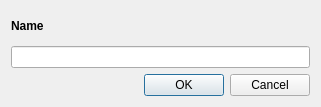
Above: oat/views/ui/ui_add_collection_dialog.ui from Oli4/oat before the change. Below: the same form after it.
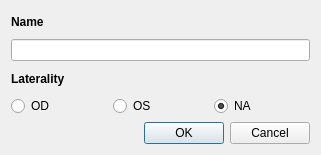
That is the form after the change.

Commit message: Collections have laterality information; Dropdowns switch to newly created items

The edit to the form file:
```diff
--- a/oat/views/ui/ui_add_collection_dialog.ui
+++ b/oat/views/ui/ui_add_collection_dialog.ui
@@ -7,7 +7,7 @@
                 <x>0</x>
                 <y>0</y>
                 <width>321</width>
-                <height>107</height>
+    <height>155</height>
             </rect>
         </property>
         <property name="windowTitle">
@@ -34,6 +34,51 @@
                     </item>
                 </layout>
             </item>
+   <item>
+    <layout class="QVBoxLayout" name="verticalLayout_2">
+     <item>
+      <widget class="QLabel" name="label_2">
+       <property name="font">
+        <font>
+         <weight>75</weight>
+         <bold>true</bold>
+        </font>
+       </property>
+       <property name="text">
+        <string>Laterality</string>
+       </property>
+      </widget>
+     </item>
+     <item>
+      <layout class="QHBoxLayout" name="horizontalLayout">
+       <item>
+        <widget class="QRadioButton" name="od_button">
+         <property name="text">
+          <string>OD</string>
+         </property>
+        </widget>
+       </item>
+       <item>
+        <widget class="QRadioButton" name="os_button">
+         <property name="text">
+          <string>OS</string>
+         </property>
+        </widget>
+       </item>
+       <item>
+        <widget class="QRadioButton" name="na_button">
+         <property name="text">
+          <string>NA</string>
+         </property>
+         <property name="checked">
+          <bool>true</bool>
+         </property>
+        </widget>
+       </item>
+      </layout>
+     </item>
+    </layout>
+   </item>
             <item>
                 <widget class="QDialogButtonBox" name="buttonBox">
                     <property name="orientation">
```
Lines whose indentation alone changed are shown as unchanged. The commit also changes 5 other files.
